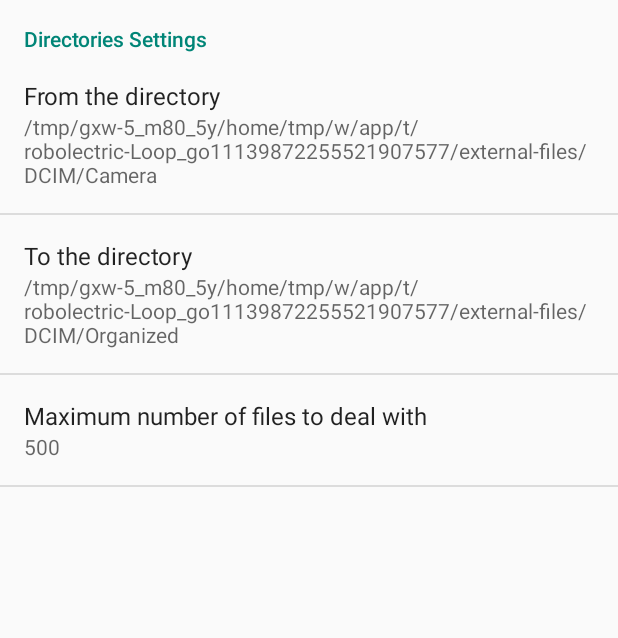
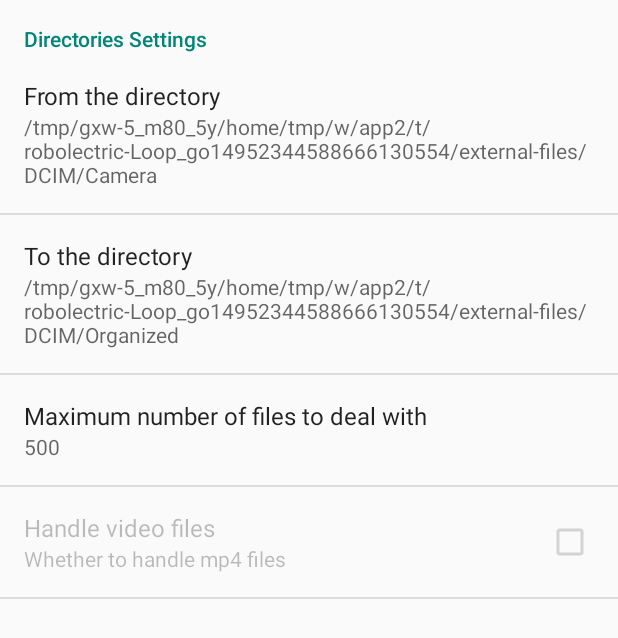
Before and after one commit to walkingice/img_organizer, an Android app: the screen it shows after launch (SettingsActivity), in the options menu, after a tap on "Settings", on a phone screen of 412 x 824 dp. Shown: the top 638 px of the screen. Run offline under Robolectric (Android 15) with nearby library versions, the phone set to English and light mode, and no system bars; libraries missing offline, so code that uses them is left out: net.rdrei.android; network calls fail; 2 statements that could not run were skipped.

Commit message:
add option for video files handling
however, it is always be disabled by default since I do not want to
retrieve EXIF from video files.

```diff
--- a/app/src/main/java/org/zeroxlab/imgorg/AnalyFrag.java
+++ b/app/src/main/java/org/zeroxlab/imgorg/AnalyFrag.java
@@ -38,6 +38,7 @@ public class AnalyFrag extends Fragment implements View.OnClickListener {
     private BaseAdapter mAdapter;
 
     private int mMax = Integer.parseInt(ImgOrg.DEF_MAX);
+    private boolean mHandleVideo = ImgOrg.DEF_HANDLE_VIDEO;
     private File mDirFrom;
     private File mDirTo;
 
@@ -94,10 +95,12 @@ public class AnalyFrag extends Fragment implements View.OnClickListener {
     private void readPreferences() {
         SharedPreferences prefs = PreferenceManager.getDefaultSharedPreferences(getActivity());
         String keyMax = mRes.getString(R.string.key_maximum);
+        String keyHandleVideo = mRes.getString(R.string.key_handle_video);
         String keyFrom = mRes.getString(R.string.key_from_dir);
         String keyTo = mRes.getString(R.string.key_to_dir);
 
         mMax = Integer.parseInt(prefs.getString(keyMax, mMax + ""));
+        mHandleVideo = prefs.getBoolean(keyHandleVideo, ImgOrg.DEF_HANDLE_VIDEO);
         String from = prefs.getString(keyFrom, ImgOrg.DEF_FROM.getPath());
         String to = prefs.getString(keyTo, ImgOrg.DEF_TO.getPath());
         mDirFrom = new File(from);
@@ -137,7 +140,7 @@ public class AnalyFrag extends Fragment implements View.OnClickListener {
             @Override
             protected void onPreExecute() {
                 try {
-                    medias = Organizer.findMedias(mDirFrom, mMax);
+                    medias = Organizer.findMedias(mDirFrom, mMax, mHandleVideo);
                 } catch (IOException e) {
                     Log.e(ImgOrg.TAG, e.toString());
                     medias = new File[0];
--- a/app/src/main/java/org/zeroxlab/imgorg/ImgOrg.java
+++ b/app/src/main/java/org/zeroxlab/imgorg/ImgOrg.java
@@ -13,6 +13,7 @@ public final class ImgOrg {
                     Environment.DIRECTORY_DCIM);
 
     // how many files could be processed at one time
+    public final static boolean DEF_HANDLE_VIDEO = false;
     public final static String DEF_MAX = "500";
     public final static File DEF_FROM = new File(DEF_DIR.getPath() + "/Camera");
     public final static File DEF_TO = new File(DEF_DIR.getPath() + "/Organized");
--- a/app/src/main/java/org/zeroxlab/imgorg/MainFrag.java
+++ b/app/src/main/java/org/zeroxlab/imgorg/MainFrag.java
@@ -75,9 +75,11 @@ public class MainFrag extends Fragment implements View.OnClickListener{
     private void initPreferences() {
         SharedPreferences prefs = PreferenceManager.getDefaultSharedPreferences(getActivity());
         String keyMax = mRes.getString(R.string.key_maximum);
+        String keyVideo = mRes.getString(R.string.key_handle_video);
         String keyFrom = mRes.getString(R.string.key_from_dir);
         String keyTo = mRes.getString(R.string.key_to_dir);
         int max = Integer.parseInt(prefs.getString(keyMax, ImgOrg.DEF_MAX));
+        boolean handleVideo = prefs.getBoolean(keyVideo, ImgOrg.DEF_HANDLE_VIDEO);
         String from = prefs.getString(keyFrom, ImgOrg.DEF_FROM.getPath());
         String to   = prefs.getString(keyTo, ImgOrg.DEF_TO.getPath());
 
@@ -85,6 +87,7 @@ public class MainFrag extends Fragment implements View.OnClickListener{
         mToDir.setText(to);
 
         SharedPreferences.Editor editor = prefs.edit();
+        editor.putBoolean(keyVideo, handleVideo);
         editor.putString(keyMax, "" + max);
         editor.putString(keyFrom, from);
         editor.putString(keyTo, to);
--- a/app/src/main/java/org/zeroxlab/imgorg/lib/Organizer.java
+++ b/app/src/main/java/org/zeroxlab/imgorg/lib/Organizer.java
@@ -13,10 +13,26 @@ public final class Organizer {
         "gif", "png", "bmp", "jpg", "jpeg", "mp4"
     };
 
+    private final static String[] EXTS_NO_VID = new String[] {
+        "gif", "png", "bmp", "jpg", "jpeg"
+    };
+
     private final static FilenameFilter FILTER = new FilenameFilter() {
         @Override
         public boolean accept(final File dir, final String name) {
             for (final String ext : EXTS) {
+                if (name.toLowerCase().endsWith("." + ext)) {
+                    return (true);
+                }
+            }
+            return (false);
+        }
+    };
+
+    private final static FilenameFilter FILTER_NO_VID = new FilenameFilter() {
+        @Override
+        public boolean accept(final File dir, final String name) {
+            for (final String ext : EXTS_NO_VID) {
                 if (name.toLowerCase().endsWith("." + ext)) {
                     return (true);
                 }
@@ -42,9 +58,10 @@ public final class Organizer {
         }
     }
 
-    public final static File[] findMedias(File dir, int maximum) throws IOException {
+    public final static File[] findMedias(File dir, int maximum, boolean video) throws IOException {
         ensureDir(dir);
-        File[] found = dir.listFiles(FILTER);
+        // FIXME: currently, always ignore mp4 video files since I do not want to get EXIF from it
+        File[] found = video ? dir.listFiles(FILTER) : dir.listFiles(FILTER_NO_VID);
         if (found != null && found.length > maximum) {
             File[] trim = new File[maximum];
             for (int i = 0; i < maximum; i++) {
--- a/app/src/main/res/values/strings.xml
+++ b/app/src/main/res/values/strings.xml
@@ -16,4 +16,5 @@
     <string name="key_maximum">pref_key_maximum</string>
     <string name="key_from_dir">pref_key_from_dir</string>
     <string name="key_to_dir">pref_key_to_dir</string>
+    <string name="key_handle_video">pref_key_handle_video</string>
 </resources>
--- a/app/src/main/res/xml/settings.xml
+++ b/app/src/main/res/xml/settings.xml
@@ -20,5 +20,11 @@
             android:summary="Maximum number of files to deal with"
             android:title="Maximum number of files to deal with"
             />
+        <CheckBoxPreference
+            android:enabled="false"
+            android:key="@string/key_handle_video"
+            android:summary="Whether to handle mp4 files"
+            android:title="Handle video files"
+            />
     </PreferenceCategory>
 </PreferenceScreen>
```
